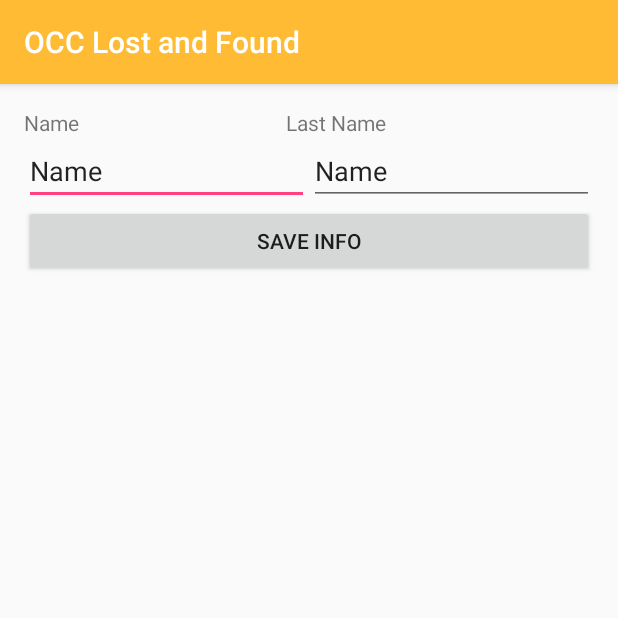
After one commit to vhnguyen1/OCCLostandFound, an Android app: the UserSettingActivity screen opened directly, with no data from a screen before it, on a phone screen of 412 x 824 dp, the top half of it. The commit adds this screen. Run offline under Robolectric (Android 15) with nearby library versions, the phone set to English and light mode, and no system bars; 2 statements that could not run were skipped.

Commit message:
Added in some String.xml Added in UserAccountActivity

```diff
--- a/app/src/main/AndroidManifest.xml
+++ b/app/src/main/AndroidManifest.xml
@@ -39,7 +39,9 @@
         <meta-data
             android:name="com.google.android.geo.API_KEY"
             android:value="@string/google_maps_key" />
-        <activity android:name=".AboutActivity"></activity>
+
+        <activity android:name=".AboutActivity" />
+        <activity android:name=".UserSettingActivity"></activity>
     </application>
 
 </manifest>
--- a/app/src/main/java/edu/orangecoastcollege/cs273/vnguyen629/occlostandfound/UserAccount.java
+++ b/app/src/main/java/edu/orangecoastcollege/cs273/vnguyen629/occlostandfound/UserAccount.java
@@ -18,6 +18,7 @@ public class UserAccount implements Parcelable {
     String mStudentEmail;
     String mStudentID;
     Uri    mStudentProfilePic;
+    AccontInfo mAccontInfo;
 
     /**
      *
--- /dev/null
+++ b/app/src/main/java/edu/orangecoastcollege/cs273/vnguyen629/occlostandfound/UserSettingActivity.java
@@ -0,0 +1,32 @@
+package edu.orangecoastcollege.cs273.vnguyen629.occlostandfound;
+
+import android.support.v7.app.AppCompatActivity;
+import android.os.Bundle;
+import android.view.View;
+import android.widget.EditText;
+
+public class UserSettingActivity extends AppCompatActivity {
+
+    private AccontInfo accontInfo;
+    private EditText accountInfoNameEditText;
+    private EditText accountInfoLastNameEditText;
+
+    @Override
+    protected void onCreate(Bundle savedInstanceState) {
+        super.onCreate(savedInstanceState);
+        setContentView(R.layout.activity_user_setting);
+
+        accountInfoNameEditText = (EditText) findViewById(R.id.accountInfoNameEditTExt);
+        accountInfoLastNameEditText = (EditText) findViewById(R.id.accountInfoLastNameEditText);
+
+        accountInfoNameEditText.setText(accontInfo.getName());
+        accountInfoLastNameEditText.setText(accontInfo.getLastName());
+    }
+
+    public void saveInfoButton(View view)
+    {
+        accontInfo.setName(accountInfoNameEditText.getText().toString());
+        accontInfo.setLastName(accountInfoLastNameEditText.getText().toString());
+    }
+
+}
--- a/app/src/main/res/layout/activity_splash_screen.xml
+++ b/app/src/main/res/layout/activity_splash_screen.xml
@@ -14,7 +14,7 @@
     <ImageView
         android:layout_width="wrap_content"
         android:layout_height="wrap_content"
-        app:srcCompat="@drawable/logo"
+        app:srcCompat="@drawable/map_icon"
         android:id="@+id/splashScreenLogoImageView"
         android:layout_marginTop="76dp"
         android:layout_alignParentTop="true"
--- /dev/null
+++ b/app/src/main/res/layout/activity_user_setting.xml
@@ -0,0 +1,75 @@
+<?xml version="1.0" encoding="utf-8"?>
+<LinearLayout xmlns:android="http://schemas.android.com/apk/res/android"
+    xmlns:tools="http://schemas.android.com/tools"
+    android:id="@+id/activity_user_setting"
+    android:layout_width="match_parent"
+    android:layout_height="match_parent"
+    android:paddingBottom="@dimen/activity_vertical_margin"
+    android:paddingLeft="@dimen/activity_horizontal_margin"
+    android:paddingRight="@dimen/activity_horizontal_margin"
+    android:paddingTop="@dimen/activity_vertical_margin"
+    tools:context="edu.orangecoastcollege.cs273.vnguyen629.occlostandfound.UserSettingActivity"
+    android:orientation="vertical">
+
+    <LinearLayout
+        android:orientation="horizontal"
+        android:layout_width="match_parent"
+        android:layout_height="wrap_content">
+
+        <TextView
+            android:layout_width="wrap_content"
+            android:layout_height="wrap_content"
+            android:id="@+id/textView4"
+            android:layout_weight="1"
+            android:text="@string/name" />
+
+        <TextView
+            android:text="@string/last_name"
+            android:layout_width="wrap_content"
+            android:layout_height="wrap_content"
+            android:id="@+id/textView2"
+            android:layout_weight="1" />
+    </LinearLayout>
+
+    <LinearLayout
+        android:orientation="horizontal"
+        android:layout_width="match_parent"
+        android:layout_height="wrap_content">
+
+        <EditText
+            android:layout_width="wrap_content"
+            android:layout_height="wrap_content"
+            android:inputType="textPersonName"
+            android:text="Name"
+            android:ems="10"
+            android:id="@+id/accountInfoNameEditTExt"
+            android:layout_weight="1" />
+
+        <EditText
+            android:layout_width="wrap_content"
+            android:layout_height="wrap_content"
+            android:inputType="textPersonName"
+            android:text="Name"
+            android:ems="10"
+            android:id="@+id/accountInfoLastNameEditText"
+            android:layout_weight="1" />
+    </LinearLayout>
+
+    <LinearLayout
+        android:orientation="horizontal"
+        android:layout_width="match_parent"
+        android:layout_height="wrap_content"></LinearLayout>
+
+    <LinearLayout
+        android:orientation="horizontal"
+        android:layout_width="match_parent"
+        android:layout_height="wrap_content">
+
+        <Button
+            android:text="@string/save"
+            android:layout_width="wrap_content"
+            android:layout_height="wrap_content"
+            android:id="@+id/button"
+            android:layout_weight="1" />
+    </LinearLayout>
+</LinearLayout>
--- a/app/src/main/res/values/strings.xml
+++ b/app/src/main/res/values/strings.xml
@@ -10,4 +10,14 @@
     <string name="map_description_text">View the campus map.</string>
     <string name="faq_text">FAQ</string>
     <string name="faq_description_text">View frequently asked questions.</string>
+    <string name="name">Name</string>
+    <string name="last_name">Last Name</string>
+    <string name="save">Save Info</string>
+    <string name="enter_user_name">Enter Your User Name</string>
+    <string name="enter_password">Enter Your Password</string>
+    <string name="reenter_password">Re-Enter Your Password</string>
+    <string name="enter_email">Enter Your Email</string>
+    <string name="enter_id">Enter Your Student ID</string>
+    <string name="create_account">CREATE ACCOUNT</string>
+    <string name="back">BACK</string>
 </resources>
```
Also changed, not shown: app/src/main/java/edu/orangecoastcollege/cs273/vnguyen629/occlostandfound/AccontInfo.java (added, +39 -0 lines), app/src/main/res/layout/activity_user_account_create.xml (+7 -7 lines).
